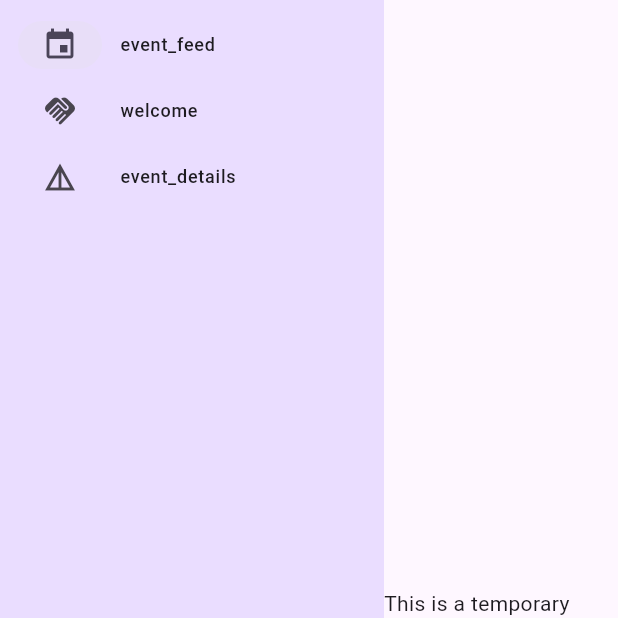
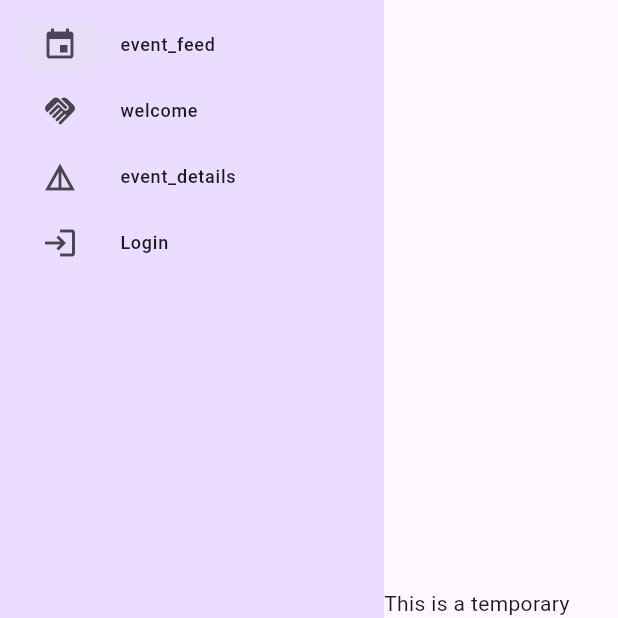
Before and after one commit to badis-byte/dzevent, a Flutter app: the NavScreen screen opened directly, on a phone screen of 412 x 824 dp, the top half of it. Run offline on Flutter 3.47's test engine with Material 3 defaults, Android fonts, the phone set to English and light mode, and no system bars.

Commit message:
fix: main.home is NavScreen

```diff
--- a/lib/main.dart
+++ b/lib/main.dart
@@ -1,5 +1,4 @@
 import 'package:dzevent/screens/home.dart';
-import 'package:dzevent/screens/login.dart';
 import 'package:flutter/material.dart';
 
 void main() {
@@ -11,8 +10,6 @@ class MainApp extends StatelessWidget {
 
   @override
   Widget build(BuildContext context) {
-    return MaterialApp(
-      debugShowCheckedModeBanner: false,
-      home: Login());
+    return MaterialApp(home: NavScreen());
   }
 }
--- a/lib/screens/home.dart
+++ b/lib/screens/home.dart
@@ -28,6 +28,7 @@ final _links = [
     label: "event_details",
     page: EventDetails(),
   ),
+  Link(icon: Icons.login, label: "Login", page: Login()),
 ];
 
 class NavScreen extends StatelessWidget {
```
